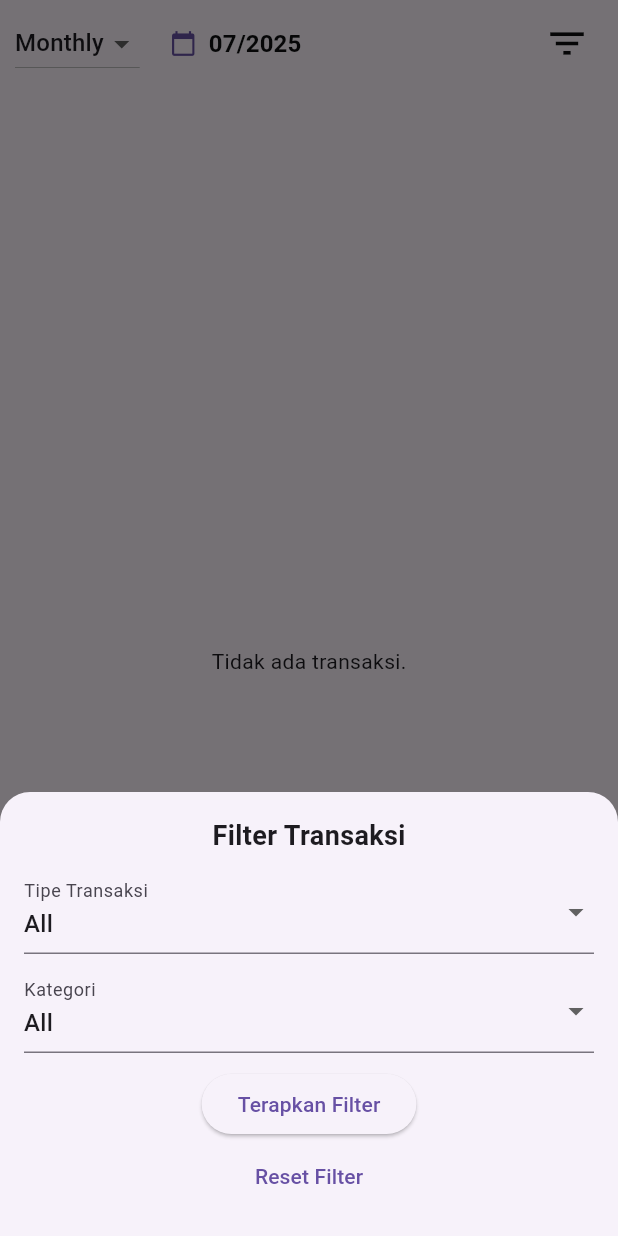
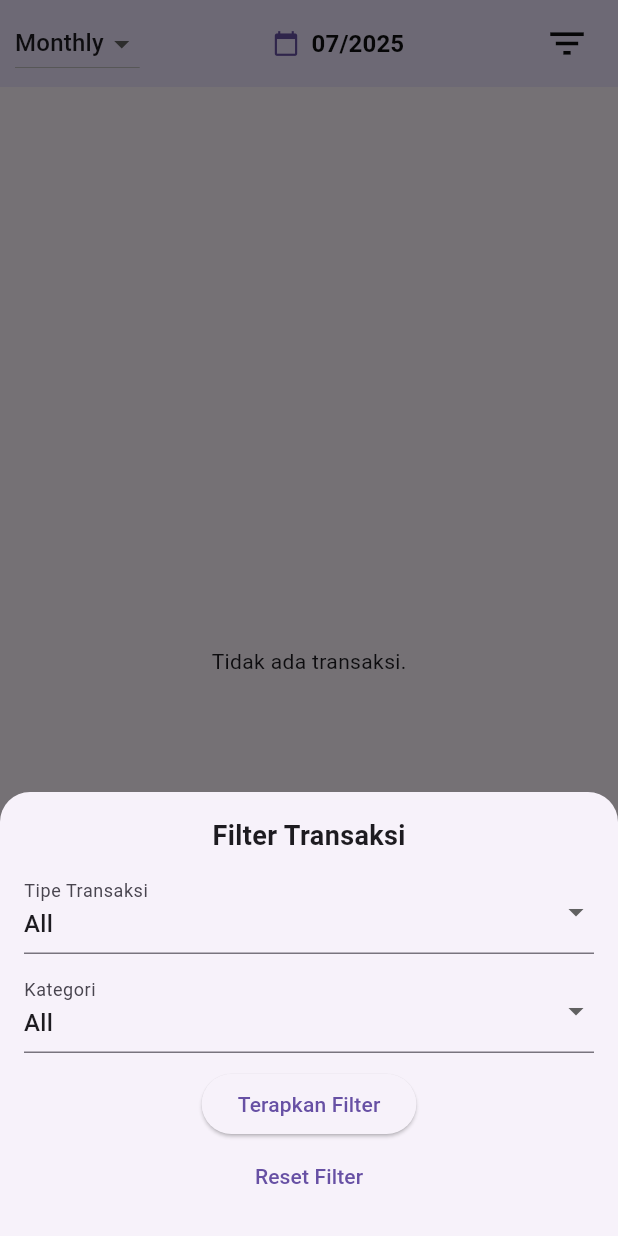
Before and after one commit to wirasyf/Budget-App, a Flutter app: the DetailTransaction screen opened directly, after a tap on the "filter list" icon, on a phone screen of 412 x 824 dp. Run offline on Flutter 3.47's test engine with Material 3 defaults, Android fonts, the phone set to English and light mode, and no system bars; our stand-ins replace cloud_firestore, convex_bottom_bar, firebase_auth, firebase_core, firebase_storage, image_picker; accounts and stored records are empty.

```diff
--- a/lib/auth/login.dart
+++ b/lib/auth/login.dart
@@ -1,7 +1,7 @@
 import 'package:flutter/material.dart';
 import 'package:firebase_auth/firebase_auth.dart';
-import 'package:flutter1/auth/register.dart';
-import 'package:flutter1/layout/navigation.dart';
+import 'package:budget_app/auth/register.dart';
+import 'package:budget_app/layout/navigation.dart';
 
 class LoginPage extends StatefulWidget {
   const LoginPage({super.key});
--- a/lib/auth/register.dart
+++ b/lib/auth/register.dart
@@ -1,7 +1,7 @@
 import 'package:flutter/material.dart';
 import 'package:firebase_auth/firebase_auth.dart';
-import 'package:flutter1/auth/login.dart';
-import 'package:flutter1/layout/navigation.dart';
+import 'package:budget_app/auth/login.dart';
+import 'package:budget_app/layout/navigation.dart';
 
 class RegisterPage extends StatefulWidget {
   const RegisterPage({super.key});
--- a/lib/main.dart
+++ b/lib/main.dart
@@ -1,7 +1,7 @@
 import 'package:firebase_core/firebase_core.dart';
 import 'package:flutter/material.dart';
-import 'package:flutter1/auth/login.dart';
-import 'package:flutter1/database/firebase_options.dart';
+import 'package:budget_app/auth/login.dart';
+import 'package:budget_app/database/firebase_options.dart';
 
 
 void main() async {
--- a/lib/screens/detail_transaction.dart
+++ b/lib/screens/detail_transaction.dart
@@ -1,7 +1,7 @@
 import 'package:cloud_firestore/cloud_firestore.dart';
 import 'package:firebase_auth/firebase_auth.dart';
 import 'package:flutter/material.dart';
-import 'package:flutter1/const/color.dart';
+import 'package:budget_app/const/color.dart';
 
 class DetailTransaction extends StatefulWidget {
   const DetailTransaction({super.key});
@@ -59,18 +59,23 @@ class _DetailTransactionState extends State<DetailTransaction> {
               const SizedBox(height: 10),
               DropdownButtonFormField<String>(
                 value: tempType,
-                items: types.map((type) {
-                  return DropdownMenuItem(value: type, child: Text(type));
-                }).toList(),
+                items: types
+                    .map(
+                      (type) =>
+                          DropdownMenuItem(value: type, child: Text(type)),
+                    )
+                    .toList(),
                 onChanged: (val) => tempType = val!,
                 decoration: const InputDecoration(labelText: 'Tipe Transaksi'),
               ),
               const SizedBox(height: 10),
               DropdownButtonFormField<String>(
                 value: tempCategory,
-                items: categories.map((cat) {
-                  return DropdownMenuItem(value: cat, child: Text(cat));
-                }).toList(),
+                items: categories
+                    .map(
+                      (cat) => DropdownMenuItem(value: cat, child: Text(cat)),
+                    )
+                    .toList(),
                 onChanged: (val) => tempCategory = val!,
                 decoration: const InputDecoration(labelText: 'Kategori'),
               ),
@@ -279,25 +284,18 @@ class _DetailTransactionState extends State<DetailTransaction> {
                 const SizedBox(height: 10),
                 DropdownButtonFormField<String>(
                   value: selectedEditType,
-                  items: types
-                      .where((e) => e != 'All')
-                      .map(
-                        (type) =>
-                            DropdownMenuItem(value: type, child: Text(type)),
-                      )
-                      .toList(),
+                  items: types.where((e) => e != 'All').map((type) {
+                    return DropdownMenuItem(value: type, child: Text(type));
+                  }).toList(),
                   onChanged: (val) => selectedEditType = val!,
                   decoration: const InputDecoration(labelText: 'Tipe'),
                 ),
                 const SizedBox(height: 10),
                 DropdownButtonFormField<String>(
                   value: selectedEditCategory,
-                  items: categories
-                      .where((e) => e != 'All')
-                      .map(
-                        (cat) => DropdownMenuItem(value: cat, child: Text(cat)),
-                      )
-                      .toList(),
+                  items: categories.where((e) => e != 'All').map((cat) {
+                    return DropdownMenuItem(value: cat, child: Text(cat));
+                  }).toList(),
                   onChanged: (val) => selectedEditCategory = val!,
                   decoration: const InputDecoration(labelText: 'Kategori'),
                 ),
@@ -314,7 +312,6 @@ class _DetailTransactionState extends State<DetailTransaction> {
                               .collection('transactions')
                               .doc(id)
                               .delete();
-                          // ignore: use_build_context_synchronously
                           Navigator.pop(context);
                         },
                         icon: const Icon(Icons.delete),
@@ -338,7 +335,6 @@ class _DetailTransactionState extends State<DetailTransaction> {
                                 'type': selectedEditType,
                                 'category': selectedEditCategory,
                               });
-                          // ignore: use_build_context_synchronously
                           Navigator.pop(context);
                         },
                         icon: const Icon(Icons.save),
@@ -389,21 +385,34 @@ class _DetailTransactionState extends State<DetailTransaction> {
     }
 
     return Scaffold(
-      body: Column(
+      body: SafeArea(
+        child: Column(
           children: [
-          Padding(
-            padding: const EdgeInsets.symmetric(horizontal: 10, vertical: 5),
+            Container(
+              color: appBlue,
+              child: Padding(
+                padding: const EdgeInsets.symmetric(
+                  horizontal: 10,
+                  vertical: 5,
+                ),
                 child: Row(
                   children: [
                     DropdownButton<String>(
                       value: selectedDateMode,
-                  items: ['Daily', 'Monthly', 'Yearly'].map((mode) {
-                    return DropdownMenuItem(value: mode, child: Text(mode));
-                  }).toList(),
-                  onChanged: (val) => setState(() => selectedDateMode = val!),
+                      items: ['Daily', 'Monthly', 'Yearly']
+                          .map(
+                            (mode) => DropdownMenuItem(
+                              value: mode,
+                              child: Text(mode),
+                            ),
+                          )
+                          .toList(),
+                      onChanged: (val) =>
+                          setState(() => selectedDateMode = val!),
                     ),
                     const SizedBox(width: 8),
-                TextButton.icon(
+                    Expanded(
+                      child: TextButton.icon(
                         onPressed: () => _pickDate(context),
                         icon: const Icon(Icons.calendar_today),
                         label: Text(
@@ -417,14 +426,16 @@ class _DetailTransactionState extends State<DetailTransaction> {
                             color: appBlack,
                             fontWeight: FontWeight.bold,
                           ),
+                          overflow: TextOverflow.ellipsis,
                         ),
                       ),
-                const Spacer(),
+                    ),
                     IconButton(
                       onPressed: _openFilterDialog,
                       icon: Icon(Icons.filter_list, size: 30, color: appBlack),
                     ),
                   ],
+                ),
               ),
             ),
             Expanded(
@@ -464,7 +475,8 @@ class _DetailTransactionState extends State<DetailTransaction> {
                           borderRadius: BorderRadius.circular(18),
                           child: InkWell(
                             borderRadius: BorderRadius.circular(18),
-                          onTap: () => _showEditTransactionDialog(docs[index]),
+                            onTap: () =>
+                                _showEditTransactionDialog(docs[index]),
                             child: Padding(
                               padding: const EdgeInsets.all(10),
                               child: ListTile(
@@ -473,14 +485,15 @@ class _DetailTransactionState extends State<DetailTransaction> {
                                   height: 50,
                                   decoration: BoxDecoration(
                                     borderRadius: BorderRadius.circular(14),
-                                  color: isExpense ? appRedSoft : appGreenSoft,
+                                    color: isExpense
+                                        ? appRedSoft
+                                        : appGreenSoft,
                                   ),
                                   child: Icon(
                                     categoryIcons[category] ?? Icons.category,
                                     color: isExpense ? appRed : appGreen,
                                   ),
                                 ),
-
                                 title: Text(
                                   title,
                                   style: TextStyle(
@@ -490,14 +503,18 @@ class _DetailTransactionState extends State<DetailTransaction> {
                                 ),
                                 subtitle: Text(
                                   category,
-                                style: const TextStyle(color: Colors.white70),
+                                  style: TextStyle(
+                                    color: Colors.white70,
+                                    fontSize: 13,
+                                  ),
+                                  overflow: TextOverflow.ellipsis,
                                 ),
                                 trailing: Text(
                                   isExpense ? "- Rp $amount" : "+ Rp $amount",
                                   style: TextStyle(
                                     color: isExpense ? appRed : appGreen,
                                     fontWeight: FontWeight.bold,
-                                  fontSize: 16,
+                                    fontSize: 15,
                                   ),
                                 ),
                               ),
@@ -512,6 +529,7 @@ class _DetailTransactionState extends State<DetailTransaction> {
             ),
           ],
         ),
+      ),
     );
   }
 }
--- a/lib/screens/home.dart
+++ b/lib/screens/home.dart
@@ -1,7 +1,7 @@
 import 'package:flutter/material.dart';
 import 'package:cloud_firestore/cloud_firestore.dart';
 import 'package:firebase_auth/firebase_auth.dart';
-import 'package:flutter1/const/color.dart';
+import 'package:budget_app/const/color.dart';
 
 class HomePage extends StatefulWidget {
   const HomePage({super.key});
@@ -105,7 +105,7 @@ class _HomePageState extends State<HomePage> {
     return Scaffold(
       body: SafeArea(
         child: Container(
-          color: appWhiteDark,
+          color: appBlue,
           child: Padding(
             padding: const EdgeInsets.all(16.0),
             child: Column(
--- a/lib/screens/settings.dart
+++ b/lib/screens/profile.dart
@@ -1,7 +1,7 @@
 import 'dart:io';
 import 'package:flutter/material.dart';
-import 'package:flutter1/auth/login.dart';
-import 'package:flutter1/const/color.dart';
+import 'package:budget_app/auth/login.dart';
+import 'package:budget_app/const/color.dart';
 import 'package:firebase_auth/firebase_auth.dart';
 import 'package:cloud_firestore/cloud_firestore.dart';
 import 'package:image_picker/image_picker.dart';
@@ -83,7 +83,7 @@ class _SettingsState extends State<Settings> {
     return Scaffold(
       body: SafeArea(
         child: Container(
-          color: appWhiteDark,
+          color: appBlue,
           child: Column(
             children: [
               const SizedBox(height: 20),
--- a/pubspec.yaml
+++ b/pubspec.yaml
@@ -1,4 +1,4 @@
-name: flutter1
+name: budget_app
 description: "A new Flutter project."
 # The following line prevents the package from being accidentally published to
 # pub.dev using `flutter pub publish`. This is preferred for private packages.
```
Also changed, not shown: lib/layout/navigation.dart (+6 -6 lines), lib/screens/add.dart (+5 -9 lines), lib/screens/budget.dart (+39 -18 lines), 1 other file. Lines whose indentation alone changed are shown as unchanged.
